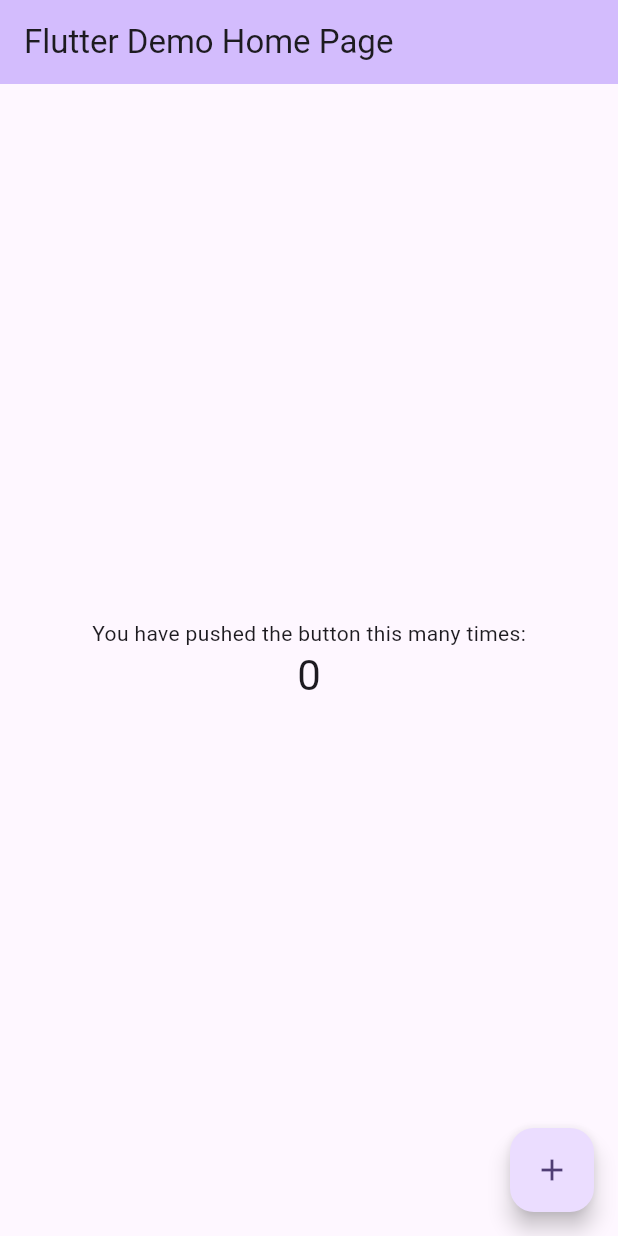
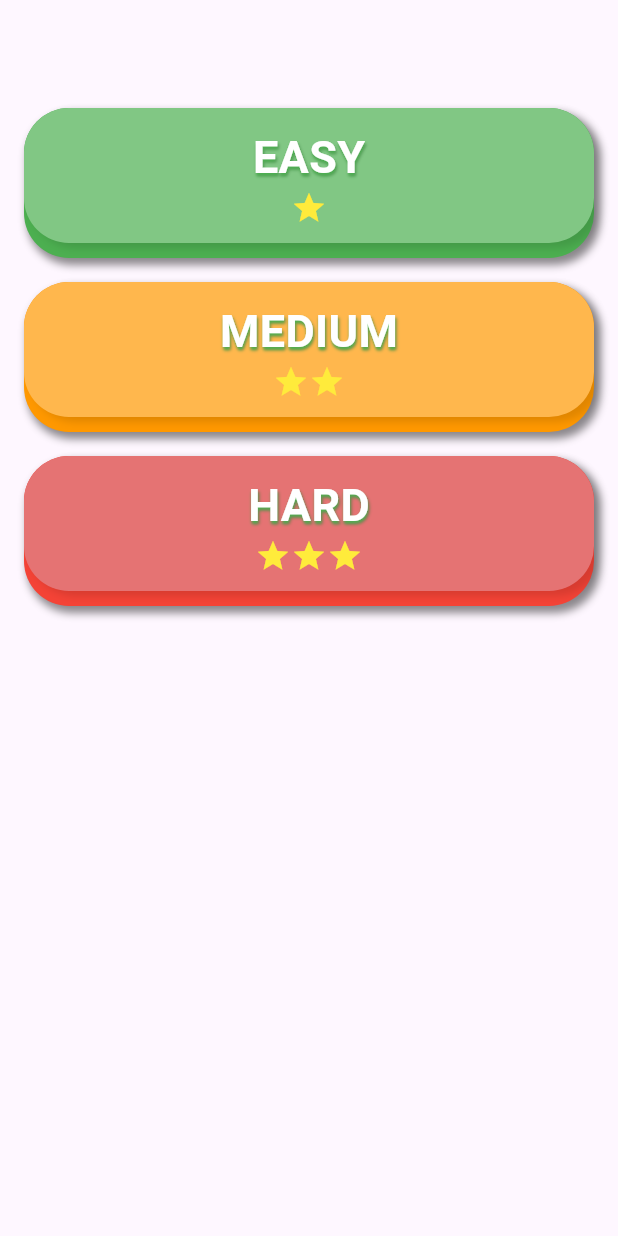
Before and after one commit to elisssa72/project1, a Flutter app: the screen it shows after launch, on a phone screen of 412 x 824 dp. Run offline on Flutter 3.47's test engine with Material 3 defaults, Android fonts, the light colour scheme and no system bars.

Commit message:
create homepage file and added 3 button (Easy,MEDIUM,Hard)

```diff
--- /dev/null
+++ b/lib/homepage.dart
@@ -0,0 +1,143 @@
+import 'package:flutter/material.dart';
+
+class HomePage extends StatefulWidget {
+  @override
+  _HomePageState createState() => _HomePageState();
+}
+
+class _HomePageState extends State<HomePage> {
+  @override
+  Widget build(BuildContext context) {
+    return Scaffold(
+      appBar: AppBar(),
+      body: Padding(
+        padding: const EdgeInsets.all(8.0),
+        child: ListView.builder(
+          itemCount: _list.length,
+          itemBuilder: (context, index) {
+            return GestureDetector(
+              onTap: () {
+
+              },
+              child: Padding(
+                padding: const EdgeInsets.all(8.0),
+                child: Stack(
+                  children: [
+                    Container(
+                      height: 100,
+                      width: double.infinity,
+                      decoration: BoxDecoration(
+                          color: _list[index].primarycolor,
+                          borderRadius: BorderRadius.circular(30),
+                          boxShadow: [
+                            BoxShadow(
+                                blurRadius: 4,
+                                color: Colors.black45,
+                                spreadRadius: 0.5,
+                                offset: Offset(3, 4))
+                          ]),
+                    ),
+                    Container(
+                      height: 90,
+                      width: double.infinity,
+                      decoration: BoxDecoration(
+                          color: _list[index].secomdarycolor,
+                          borderRadius: BorderRadius.circular(30),
+                          boxShadow: [
+                            BoxShadow(
+                                blurRadius: 4,
+                                color: Colors.black12,
+                                spreadRadius: 0.3,
+                                offset: Offset(
+                                  5,
+                                  3,
+                                ))
+                          ]),
+                      child: Column(
+                        mainAxisAlignment: MainAxisAlignment.center,
+                        children: [
+                          Center(
+                              child: Text(
+                                _list[index].name,
+                                style: TextStyle(
+                                    color: Colors.white,
+                                    fontSize: 30,
+                                    fontWeight: FontWeight.bold,
+                                    shadows: [
+                                      Shadow(
+                                        color: Colors.black26,
+                                        blurRadius: 2,
+                                        offset: Offset(1, 2),
+                                      ),
+                                      Shadow(
+                                          color: Colors.green,
+                                          blurRadius: 2,
+                                          offset: Offset(0.5, 2))
+                                    ]),
+                              )),
+                          Row(
+                            mainAxisAlignment: MainAxisAlignment.center,
+                            crossAxisAlignment: CrossAxisAlignment.center,
+                            children: genratestar(_list[index].noOfstar),
+                          )
+                        ],
+                      ),
+                    ),
+                  ],
+                ),
+              ),
+            );
+          },
+        ),
+      ),
+    );
+  }
+
+  List<Widget> genratestar(int no) {
+    List<Widget> _icons = [];
+    for (int i = 0; i < no; i++) {
+      _icons.insert(
+          i,
+          Icon(
+            Icons.star,
+            color: Colors.yellow,
+          ));
+    }
+    return _icons;
+  }
+}
+
+class Details {
+  String name;
+  Color primarycolor;
+  Color secomdarycolor;
+  int noOfstar;
+
+  Details(
+      {required this.name,
+        required this.primarycolor,
+        required this.secomdarycolor,
+        required this.noOfstar,
+      });
+}
+
+List<Details> _list = [
+  Details(
+    name: "EASY",
+    primarycolor: Colors.green,
+    secomdarycolor: Colors.green[300]!,
+    noOfstar: 1,
+  ),
+  Details(
+    name: "MEDIUM",
+    primarycolor: Colors.orange,
+    secomdarycolor: Colors.orange[300]!,
+    noOfstar: 2,
+  ),
+  Details(
+    name: "HARD",
+    primarycolor: Colors.red,
+    secomdarycolor: Colors.red[300]!,
+    noOfstar: 3,
+  )
+];
--- a/lib/main.dart
+++ b/lib/main.dart
@@ -1,4 +1,6 @@
 import 'package:flutter/material.dart';
+
+import 'homepage.dart';
 
 void main() {
   runApp(const MyApp());
@@ -12,91 +14,11 @@ class MyApp extends StatelessWidget {
   Widget build(BuildContext context) {
     return MaterialApp(
       title: 'Flutter Demo',
+      debugShowCheckedModeBanner: false,
       theme: ThemeData(
-        colorScheme: ColorScheme.fromSeed(seedColor: Colors.deepPurple),
-        useMaterial3: true,
+
       ),
-      home: const MyHomePage(title: 'Flutter Demo Home Page'),
+      home: HomePage(),
     );
   }
 }
-
-class MyHomePage extends StatefulWidget {
-  const MyHomePage({super.key, required this.title});
-
-
-  final String title;
-
-  @override
-  State<MyHomePage> createState() => _MyHomePageState();
-}
-
-class _MyHomePageState extends State<MyHomePage> {
-  int _counter = 0;
-
-  void _incrementCounter() {
-    setState(() {
-      // This call to setState tells the Flutter framework that something has
-      // changed in this State, which causes it to rerun the build method below
-      // so that the display can reflect the updated values. If we changed
-      // _counter without calling setState(), then the build method would not be
-      // called again, and so nothing would appear to happen.
-      _counter++;
-    });
-  }
-
-  @override
-  Widget build(BuildContext context) {
-    // This method is rerun every time setState is called, for instance as done
-    // by the _incrementCounter method above.
-    //
-    // The Flutter framework has been optimized to make rerunning build methods
-    // fast, so that you can just rebuild anything that needs updating rather
-    // than having to individually change instances of widgets.
-    return Scaffold(
-      appBar: AppBar(
-        // TRY THIS: Try changing the color here to a specific color (to
-        // Colors.amber, perhaps?) and trigger a hot reload to see the AppBar
-        // change color while the other colors stay the same.
-        backgroundColor: Theme.of(context).colorScheme.inversePrimary,
-        // Here we take the value from the MyHomePage object that was created by
-        // the App.build method, and use it to set our appbar title.
-        title: Text(widget.title),
-      ),
-      body: Center(
-        // Center is a layout widget. It takes a single child and positions it
-        // in the middle of the parent.
-        child: Column(
-          // Column is also a layout widget. It takes a list of children and
-          // arranges them vertically. By default, it sizes itself to fit its
-          // children horizontally, and tries to be as tall as its parent.
-          //
-          // Column has various properties to control how it sizes itself and
-          // how it positions its children. Here we use mainAxisAlignment to
-          // center the children vertically; the main axis here is the vertical
-          // axis because Columns are vertical (the cross axis would be
-          // horizontal).
-          //
-          // TRY THIS: Invoke "debug painting" (choose the "Toggle Debug Paint"
-          // action in the IDE, or press "p" in the console), to see the
-          // wireframe for each widget.
-          mainAxisAlignment: MainAxisAlignment.center,
-          children: <Widget>[
-            const Text(
-              'You have pushed the button this many times:',
-            ),
-            Text(
-              '$_counter',
-              style: Theme.of(context).textTheme.headlineMedium,
-            ),
-          ],
-        ),
-      ),
-      floatingActionButton: FloatingActionButton(
-        onPressed: _incrementCounter,
-        tooltip: 'Increment',
-        child: const Icon(Icons.add),
-      ), // This trailing comma makes auto-formatting nicer for build methods.
-    );
-  }
-}
```
